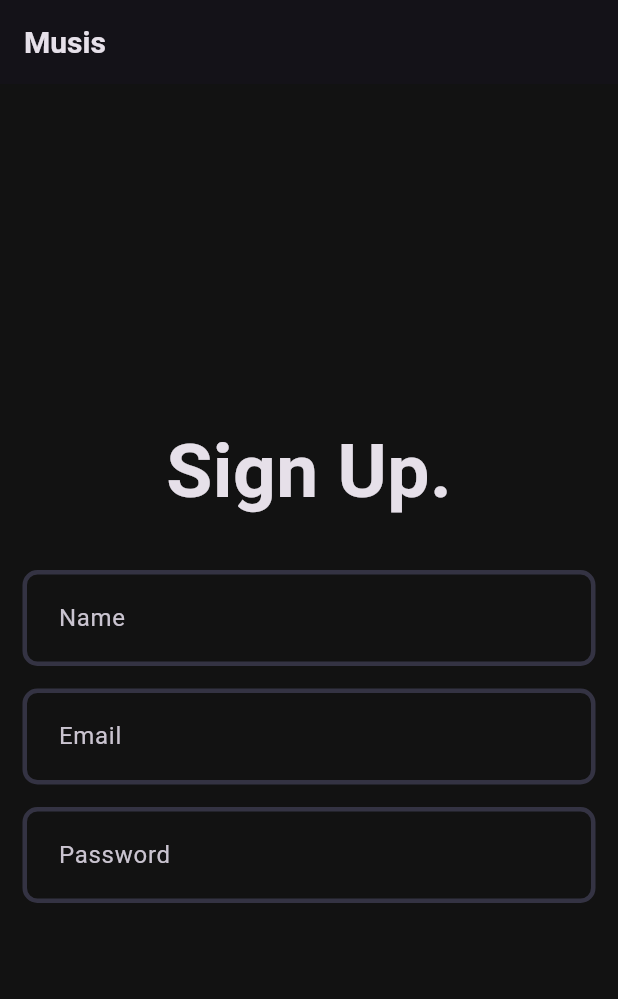
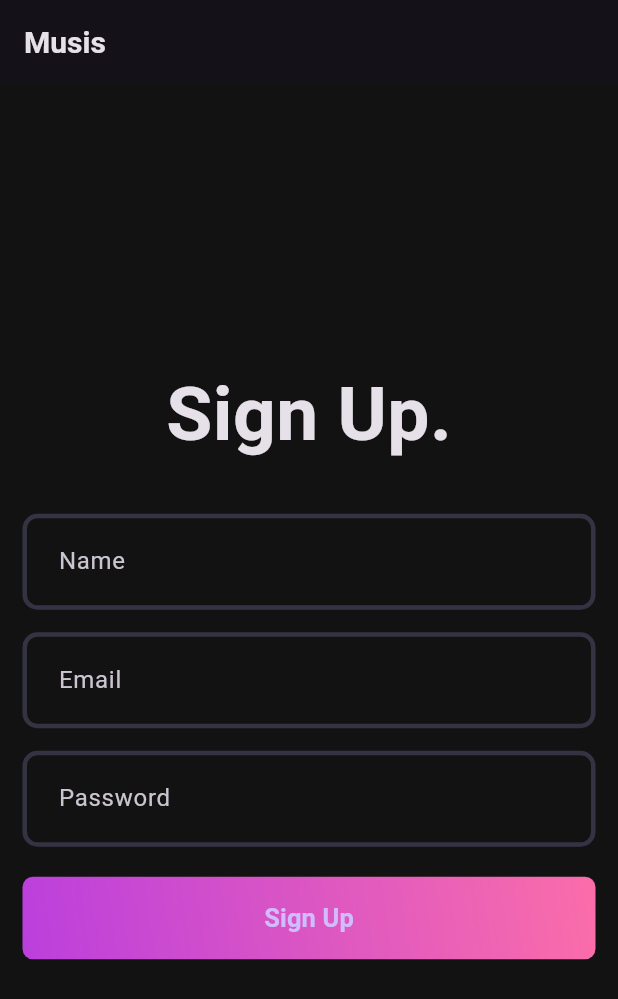
Before and after one commit to siamr7466/misus---Music-Player, a Flutter app: the screen it shows after launch, on a phone screen of 412 x 824 dp. Shown: the top 999 px of the screen. Run offline on Flutter 3.47's test engine with Material 3 defaults, Android fonts, the phone set to English and light mode, and no system bars.

Commit message:
signup button added

```diff
--- a/lib/features/auth/view/pages/signup_pages.dart
+++ b/lib/features/auth/view/pages/signup_pages.dart
@@ -1,4 +1,5 @@
 import 'package:flutter/material.dart';
+import 'package:misus/features/auth/view/widgets/auth_gradiant_button.dart';
 import 'package:misus/features/auth/view/widgets/custom_field.dart';
 
 class SignupPage extends StatefulWidget {
@@ -38,7 +39,10 @@ class _SignupPageState extends State<SignupPage> {
               CustomField(hintText: 'Email'),
               const SizedBox(height: 15),
               CustomField(hintText: 'Password'),
+              const SizedBox(height: 20),
+              AuthGradiantButton(),
             ],
+
           ),
         ),
       ),
--- /dev/null
+++ b/lib/features/auth/view/widgets/auth_gradiant_button.dart
@@ -0,0 +1,33 @@
+import 'package:flutter/material.dart';
+import 'package:misus/core/app_pallete.dart';
+
+class AuthGradiantButton extends StatelessWidget {
+  const AuthGradiantButton({super.key});
+
+  @override
+  Widget build(BuildContext context) {
+    //container allows us to decoration the button inside
+    return Container(
+      decoration: BoxDecoration(
+        borderRadius: BorderRadius.circular(7),
+        gradient: const LinearGradient(
+          colors: [Pallete.gradient1, Pallete.gradient2],
+          begin: Alignment.bottomLeft,
+          end: AlignmentGeometry.topRight,
+        ),
+      ),
+      child: ElevatedButton(
+        onPressed: () {},
+        style: ElevatedButton.styleFrom(
+          fixedSize: const Size(395, 55),
+          backgroundColor: Pallete.transparentColor,
+          shadowColor: Pallete.transparentColor,
+        ),
+        child: Text(
+          'Sign Up',
+          style: TextStyle(fontSize: 17, fontWeight: FontWeight.w600),
+        ),
+      ),
+    );
+  }
+}
```
